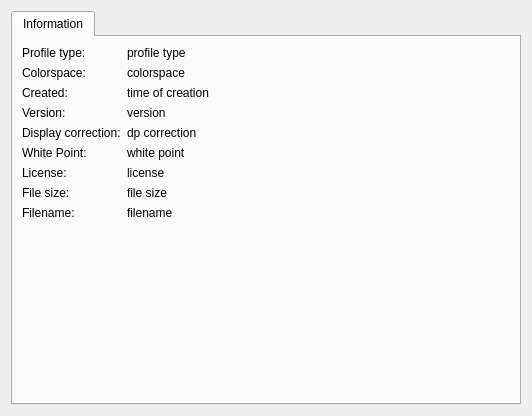
Before: the Qt Designer form colord-kcm/ProfileDescription.ui in KDE/colord-kde, drawn with Qt 5.
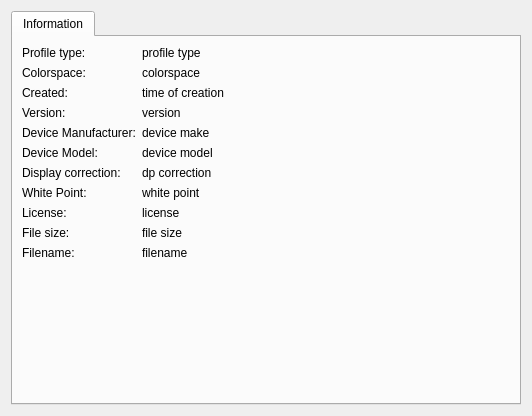
After: the same form once the commit is applied.

Commit message: Finish the Profile Description ui

```diff
--- a/colord-kcm/ProfileDescription.ui
+++ b/colord-kcm/ProfileDescription.ui
@@ -21,6 +21,12 @@
        <string>Information</string>
       </attribute>
       <layout class="QFormLayout" name="formLayout">
+       <property name="sizeConstraint">
+        <enum>QLayout::SetNoConstraint</enum>
+       </property>
+       <property name="rowWrapPolicy">
+        <enum>QFormLayout::WrapLongRows</enum>
+       </property>
        <item row="0" column="0">
         <widget class="QLabel" name="label">
          <property name="text">
@@ -33,6 +39,9 @@
          <property name="text">
           <string>profile type</string>
          </property>
+         <property name="wordWrap">
+          <bool>true</bool>
+         </property>
         </widget>
        </item>
        <item row="1" column="0">
@@ -47,6 +56,9 @@
          <property name="text">
           <string>colorspace</string>
          </property>
+         <property name="wordWrap">
+          <bool>true</bool>
+         </property>
         </widget>
        </item>
        <item row="2" column="0">
@@ -61,6 +73,9 @@
          <property name="text">
           <string>time of creation</string>
          </property>
+         <property name="wordWrap">
+          <bool>true</bool>
+         </property>
         </widget>
        </item>
        <item row="3" column="0">
@@ -75,75 +90,136 @@
          <property name="text">
           <string>version</string>
          </property>
+         <property name="wordWrap">
+          <bool>true</bool>
+         </property>
         </widget>
        </item>
        <item row="4" column="0">
+        <widget class="QLabel" name="makeLabel">
+         <property name="text">
+          <string>Device Manufacturer:</string>
+         </property>
+        </widget>
+       </item>
+       <item row="6" column="0">
         <widget class="QLabel" name="label_9">
          <property name="text">
           <string>Display correction:</string>
          </property>
         </widget>
        </item>
-       <item row="4" column="1">
+       <item row="6" column="1">
         <widget class="QLabel" name="dpCorrectionL">
          <property name="text">
           <string>dp correction</string>
          </property>
+         <property name="wordWrap">
+          <bool>true</bool>
+         </property>
         </widget>
        </item>
-       <item row="5" column="0">
+       <item row="7" column="0">
         <widget class="QLabel" name="label_11">
          <property name="text">
           <string>White Point:</string>
          </property>
         </widget>
        </item>
-       <item row="5" column="1">
+       <item row="7" column="1">
         <widget class="QLabel" name="whitepointL">
          <property name="text">
           <string>white point</string>
          </property>
+         <property name="wordWrap">
+          <bool>true</bool>
+         </property>
         </widget>
        </item>
-       <item row="6" column="0">
-        <widget class="QLabel" name="label_13">
+       <item row="8" column="0">
+        <widget class="QLabel" name="licenseLabel">
          <property name="text">
           <string>License:</string>
          </property>
         </widget>
        </item>
-       <item row="6" column="1">
+       <item row="8" column="1">
         <widget class="QLabel" name="licenseL">
          <property name="text">
           <string>license</string>
          </property>
+         <property name="wordWrap">
+          <bool>true</bool>
+         </property>
+         <property name="openExternalLinks">
+          <bool>true</bool>
+         </property>
         </widget>
        </item>
-       <item row="7" column="0">
+       <item row="9" column="0">
         <widget class="QLabel" name="label_15">
          <property name="text">
           <string>File size:</string>
          </property>
         </widget>
        </item>
-       <item row="7" column="1">
+       <item row="9" column="1">
         <widget class="QLabel" name="filesizeL">
          <property name="text">
           <string>file size</string>
          </property>
+         <property name="wordWrap">
+          <bool>true</bool>
+         </property>
         </widget>
        </item>
-       <item row="8" column="0">
+       <item row="10" column="0">
         <widget class="QLabel" name="label_17">
          <property name="text">
           <string>Filename:</string>
          </property>
         </widget>
        </item>
-       <item row="8" column="1">
+       <item row="10" column="1">
         <widget class="QLabel" name="filenameL">
          <property name="text">
           <string>filename</string>
+         </property>
+         <property name="wordWrap">
+          <bool>true</bool>
+         </property>
+        </widget>
+       </item>
+       <item row="4" column="1">
+        <widget class="QLabel" name="deviceMakeL">
+         <property name="text">
+          <string>device make</string>
+         </property>
+         <property name="wordWrap">
+          <bool>true</bool>
+         </property>
+         <property name="openExternalLinks">
+          <bool>true</bool>
+         </property>
+        </widget>
+       </item>
+       <item row="5" column="0">
+        <widget class="QLabel" name="modelLabel">
+         <property name="text">
+          <string>Device Model:</string>
+         </property>
+        </widget>
+       </item>
+       <item row="5" column="1">
+        <widget class="QLabel" name="deviceModelL">
+         <property name="text">
+          <string>device model</string>
+         </property>
+         <property name="wordWrap">
+          <bool>true</bool>
+         </property>
+         <property name="openExternalLinks">
+          <bool>true</bool>
          </property>
         </widget>
        </item>
```
The commit also changes 5 other files.
